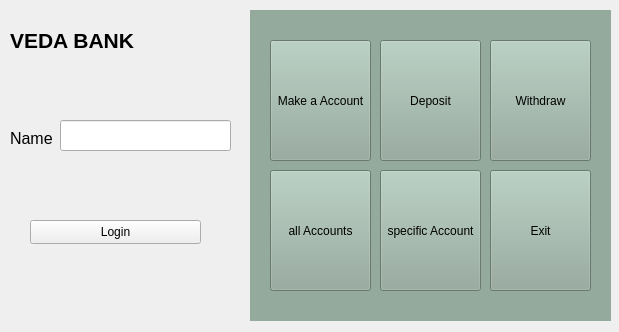
Old version of the form widget.ui in the repository Laura-vdea/bank_v4.
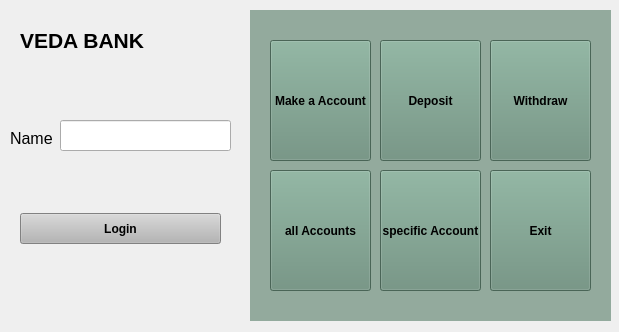
New version of the form. The open tabs and pages were chosen to show the change.

Commit message:
add cancel button
add cancel button

What changed in the file:
```diff
--- a/widget.ui
+++ b/widget.ui
@@ -16,7 +16,7 @@
   <widget class="QLabel" name="label">
    <property name="geometry">
     <rect>
-     <x>10</x>
+     <x>20</x>
      <y>10</y>
      <width>151</width>
      <height>61</height>
@@ -77,6 +77,15 @@
        <height>121</height>
       </rect>
      </property>
+     <property name="font">
+      <font>
+       <pointsize>9</pointsize>
+       <bold>true</bold>
+      </font>
+     </property>
+     <property name="styleSheet">
+      <string notr="true">background-color: rgb(104, 141, 122);</string>
+     </property>
      <property name="text">
       <string>Make a Account</string>
      </property>
@@ -90,6 +99,14 @@
        <height>121</height>
       </rect>
      </property>
+     <property name="font">
+      <font>
+       <bold>true</bold>
+      </font>
+     </property>
+     <property name="styleSheet">
+      <string notr="true">background-color: rgb(104, 141, 122);</string>
+     </property>
      <property name="text">
       <string>Deposit</string>
      </property>
@@ -103,6 +120,14 @@
        <height>121</height>
       </rect>
      </property>
+     <property name="font">
+      <font>
+       <bold>true</bold>
+      </font>
+     </property>
+     <property name="styleSheet">
+      <string notr="true">background-color: rgb(104, 141, 122);</string>
+     </property>
      <property name="text">
       <string>Withdraw</string>
      </property>
@@ -116,6 +141,14 @@
        <height>121</height>
       </rect>
      </property>
+     <property name="font">
+      <font>
+       <bold>true</bold>
+      </font>
+     </property>
+     <property name="styleSheet">
+      <string notr="true">background-color: rgb(104, 141, 122);</string>
+     </property>
      <property name="text">
       <string>all Accounts</string>
      </property>
@@ -129,6 +162,14 @@
        <height>121</height>
       </rect>
      </property>
+     <property name="font">
+      <font>
+       <bold>true</bold>
+      </font>
+     </property>
+     <property name="styleSheet">
+      <string notr="true">background-color: rgb(104, 141, 122);</string>
+     </property>
      <property name="text">
       <string>Exit</string>
      </property>
@@ -142,6 +183,14 @@
        <height>121</height>
       </rect>
      </property>
+     <property name="font">
+      <font>
+       <bold>true</bold>
+      </font>
+     </property>
+     <property name="styleSheet">
+      <string notr="true">background-color: rgb(104, 141, 122);</string>
+     </property>
      <property name="text">
       <string>specific Account</string>
      </property>
@@ -533,12 +582,21 @@
   <widget class="QPushButton" name="loginButton">
    <property name="geometry">
     <rect>
-     <x>30</x>
-     <y>220</y>
-     <width>171</width>
-     <height>24</height>
+     <x>20</x>
+     <y>213</y>
+     <width>201</width>
+     <height>31</height>
     </rect>
    </property>
+   <property name="font">
+    <font>
+     <bold>true</bold>
+    </font>
+   </property>
+   <property name="styleSheet">
+    <string notr="true">
+background-color: rgb(181, 181, 181);</string>
+   </property>
    <property name="text">
     <string>Login</string>
    </property>
```
Left out of the diff: 101 changed lines with no effect on the pictures. The commit also changes 2 other files.
